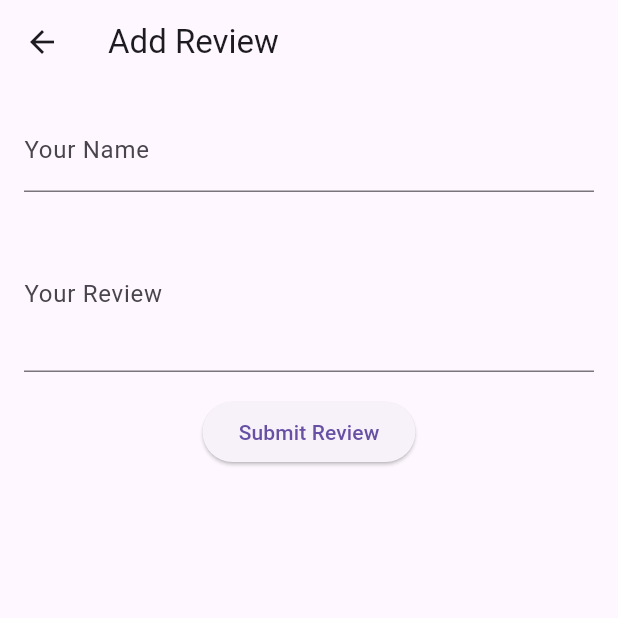
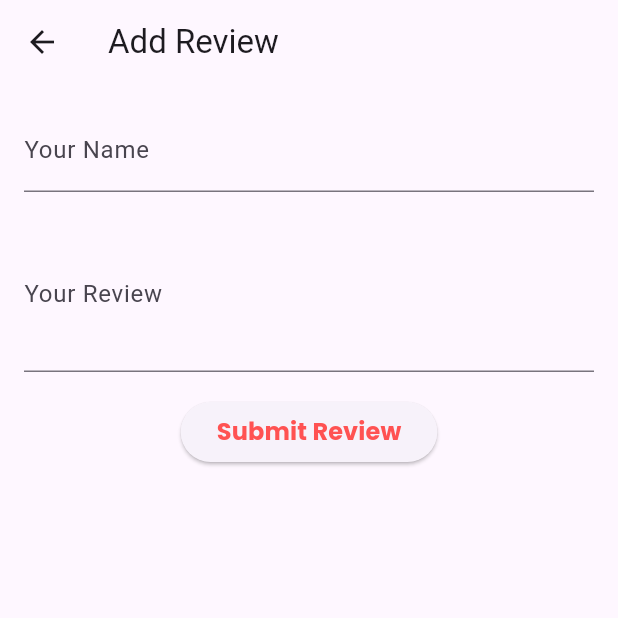
Before and after one commit to ugunNet21/idcamp-flutter-submission, a Flutter app: the AddReviewPage screen opened directly with empty values, on a phone screen of 412 x 824 dp, the top half of it. Run offline on Flutter 3.47's test engine with Material 3 defaults, Android fonts, the phone set to English and light mode, and no system bars; our stand-ins replace carousel_slider, flutter_rating_bar, get, google_fonts.

Commit message:
perbaikan list detail resto, add reviews with getx

```diff
--- /dev/null
+++ b/lib/controllers/review_controller.dart
@@ -0,0 +1,38 @@
+
+import 'package:flutter/material.dart';
+import 'package:flutter_subm_1/services/restaurant_service.dart';
+import 'package:get/get.dart';
+
+class AddReviewController extends GetxController {
+  final RestaurantService _restaurantService = RestaurantService();
+  final TextEditingController _nameController = TextEditingController();
+  final TextEditingController _reviewController = TextEditingController();
+  var updatedReviews = <CustomerReview>[].obs;
+
+  // Getter untuk _nameController
+  TextEditingController get nameController => _nameController;
+
+  // Getter untuk _reviewController
+  TextEditingController get reviewController => _reviewController;
+
+  Future<void> addReview(String restaurantId) async {
+    try {
+      List<CustomerReview> reviews = await _restaurantService.addReview(
+        restaurantId,
+        _nameController.text,
+        _reviewController.text,
+      );
+      updatedReviews.value = reviews;
+    } catch (e) {
+      print('Error adding review: $e');
+    }
+  }
+
+  @override
+  void onClose() {
+    // Clean up controllers when the controller is closed
+    _nameController.dispose();
+    _reviewController.dispose();
+    super.onClose();
+  }
+}
--- a/lib/models/restaurant.dart
+++ b/lib/models/restaurant.dart
@@ -14,8 +14,6 @@ class Restaurant {
     required this.city,
     required this.rating,
   });
-
-  // Metode untuk membuat objek Restaurant dari data JSON
   factory Restaurant.fromJson(Map<String, dynamic> json) {
     return Restaurant(
       id: json['id'],
@@ -24,7 +22,6 @@ class Restaurant {
       pictureId: json['pictureId'],
       city: json['city'],
       rating: json['rating'].toDouble(),
-
     );
   }
 }
--- a/lib/models/review.dart
+++ b/lib/models/review.dart
@@ -1,7 +1,7 @@
-class Review {
-  final String name;
-  final String review;
-  final String date;
+// class Review {
+//   final String name;
+//   final String review;
+//   final String date;
 
-  Review({required this.name, required this.review, required this.date});
-}
+//   Review({required this.name, required this.review, required this.date});
+// }
--- a/lib/ui/pages/account_page.dart
+++ b/lib/ui/pages/account_page.dart
@@ -45,7 +45,7 @@ class AccountPage extends StatelessWidget {
                   ),
                 ),
                 Text(
-                  'Idan Rohman',
+                  'Gugun Gunawan',
                   style: blackTextStyle.copyWith(
                     fontSize: 12,
                   ),
@@ -61,7 +61,7 @@ class AccountPage extends StatelessWidget {
                   ),
                 ),
                 Text(
-                  'idanrohman@gmail.com',
+                  'careergunawan@gmail.com',
                   style: blackTextStyle.copyWith(
                     fontSize: 12,
                   ),
--- a/lib/ui/pages/add_review_page.dart
+++ b/lib/ui/pages/add_review_page.dart
@@ -1,60 +1,114 @@
+import 'package:flutter/material.dart';
+import 'package:flutter_subm_1/controllers/review_controller.dart';
+import 'package:flutter_subm_1/services/restaurant_service.dart';
+import 'package:flutter_subm_1/shared/themes.dart';
+import 'package:get/get.dart';
 
-import 'package:flutter/material.dart';
-import 'package:flutter_subm_1/services/restaurant_service.dart';
-
-
-class AddReviewPage extends StatefulWidget {
+class AddReviewPage extends StatelessWidget {
   final String restaurantId;
-
-  AddReviewPage({Key? key, required this.restaurantId}) : super(key: key);
-
-  @override
-  _AddReviewPageState createState() => _AddReviewPageState();
-}
-
-class _AddReviewPageState extends State<AddReviewPage> {
   final RestaurantService _restaurantService = RestaurantService();
   final TextEditingController _nameController = TextEditingController();
   final TextEditingController _reviewController = TextEditingController();
+  var updatedReviews = <CustomerReview>[].obs;
+  final AddReviewController controller = Get.put(AddReviewController());
+
+  AddReviewPage({Key? key, required this.restaurantId}) : super(key: key);
 
   @override
   Widget build(BuildContext context) {
     return Scaffold(
       appBar: AppBar(
-        title: Text('Add Review'),
+        title: const Text('Add Review'),
       ),
       body: Padding(
         padding: const EdgeInsets.all(16.0),
+        child: SingleChildScrollView(
           child: Column(
             children: [
               TextFormField(
-              controller: _nameController,
-              decoration: InputDecoration(labelText: 'Your Name'),
+                controller: controller.nameController,
+                decoration: InputDecoration(
+                  labelText: 'Your Name',
+                  hintStyle: blackTextStyle.copyWith(
+                    fontSize: 14,
+                    fontWeight: medium,
+                  ),
+                ),
               ),
               const SizedBox(height: 16),
               TextFormField(
-              controller: _reviewController,
+                controller: controller.reviewController,
                 maxLines: 3,
-              decoration: InputDecoration(labelText: 'Your Review'),
+                decoration: InputDecoration(
+                  labelText: 'Your Review',
+                  hintStyle: blackTextStyle.copyWith(
+                    fontSize: 14,
+                    fontWeight: medium,
+                  ),
+                ),
               ),
               const SizedBox(height: 16),
               ElevatedButton(
                 onPressed: () async {
-                try {
-                  List<CustomerReview> updatedReviews = await _restaurantService.addReview(
-                    widget.restaurantId,
-                    _nameController.text,
-                    _reviewController.text,
+                  await controller.addReview(restaurantId);
+
+                  // Setelah review ditambahkan, kosongkan input fields
+                  controller.nameController.clear();
+                  controller.reviewController.clear();
+                },
+                child: Text(
+                  'Submit Review',
+                  style:
+                      orangeTextStyle.copyWith(fontSize: 16, fontWeight: bold),
+                ),
+              ),
+
+              // Menampilkan hasil review di bawah tombol
+              Obx(() {
+                if (controller.updatedReviews.isNotEmpty) {
+                  return Column(
+                    crossAxisAlignment: CrossAxisAlignment.start,
+                    children: [
+                      Padding(
+                        padding: const EdgeInsets.only(bottom: 8.0),
+                        child: Text(
+                          'Customer Reviews:',
+                          style: blackTextStyle.copyWith(
+                              fontSize: 18, fontWeight: bold),
+                        ),
+                      ),
+                      ListView.builder(
+                        shrinkWrap: true,
+                        physics: NeverScrollableScrollPhysics(),
+                        itemCount: controller.updatedReviews.length,
+                        itemBuilder: (context, index) {
+                          CustomerReview review =
+                              controller.updatedReviews[index];
+                          return Card(
+                            elevation: 3,
+                            margin: EdgeInsets.symmetric(vertical: 8),
+                            child: ListTile(
+                              title: Text(
+                                review.name,
+                                style: blackTextStyle.copyWith(
+                                    fontSize: 16, fontWeight: bold),
+                              ),
+                              subtitle: Text(
+                                review.review,
+                                style: blackTextStyle.copyWith(fontSize: 14),
+                              ),
+                            ),
                           );
-                  // You can handle the updated reviews as needed
-                  Navigator.pop(context); // Close the AddReviewPage
-                } catch (e) {
-                  print('Error adding review: $e');
-                }
                         },
-              child: Text('Submit Review'),
                       ),
                     ],
+                  );
+                } else {
+                  return SizedBox.shrink();
+                }
+              }),
+            ],
+          ),
         ),
       ),
     );
--- a/lib/ui/pages/chat_page.dart
+++ b/lib/ui/pages/chat_page.dart
@@ -58,7 +58,6 @@ class _ChatPageState extends State<ChatPage> {
               Icons.image,
             ),
             onPressed: () {
-              // Logika untuk menyisipkan gambar
             },
           ),
           Expanded(
--- a/lib/ui/pages/home_tab_page.dart
+++ b/lib/ui/pages/home_tab_page.dart
@@ -16,7 +16,7 @@ class _HomeTabPageState extends State<HomeTabPage> {
   int _currentIndex = 0;
 
   final List<Widget> _pages = [
-     HomeDashboardPage(),
+    HomeDashboardPage(),
     const ChatPage(),
     const OrderRestaurantPage(),
     const AccountPage(),
--- a/lib/ui/pages/splash_page.dart
+++ b/lib/ui/pages/splash_page.dart
@@ -1,5 +1,4 @@
 import 'dart:async';
-
 import 'package:flutter/material.dart';
 import 'package:flutter_subm_1/shared/themes.dart';
 
--- a/pubspec.yaml
+++ b/pubspec.yaml
@@ -10,6 +10,7 @@ dependencies:
   carousel_slider: ^4.2.1
   http: ^1.1.2
   flutter_rating_bar: ^4.0.0
+  get: ^4.6.6
   flutter:
     sdk: flutter
   google_fonts: ^6.0.0
```
Also changed, not shown: lib/controllers/restaurant_det_controller.dart (added, +37 -0 lines), lib/models/menu.dart (+4 -4 lines), lib/ui/pages/dashboard_page.dart (+52 -85 lines), lib/ui/pages/order_page.dart (+8 -10 lines), lib/ui/pages/restaurant_detail.dart (+89 -28 lines), lib/ui/pages/restaurant_list.dart (+63 -64 lines), lib/ui/pages/review_item.dart (+13 -13 lines), lib/ui/widgets/home_carousel.dart (+14 -10 lines), pubspec.lock. Lines whose indentation alone changed are shown as unchanged.
